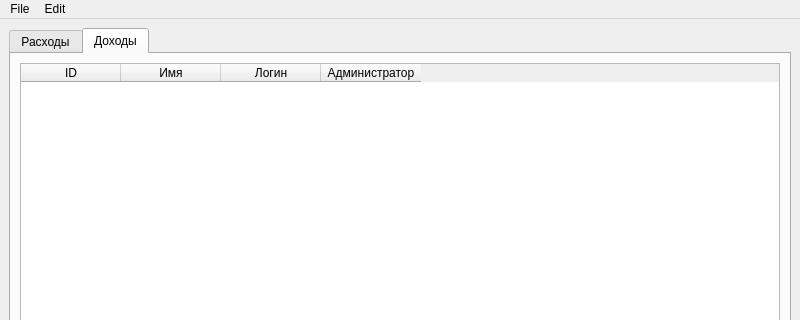
Before: the Qt Designer form ui/mainForm.ui in sector84/lyceum.yandex-homework1_2, drawn with Qt 5; both pictures show x 0 to 800 and y 0 to 320 of the 800 by 600 pixel window.
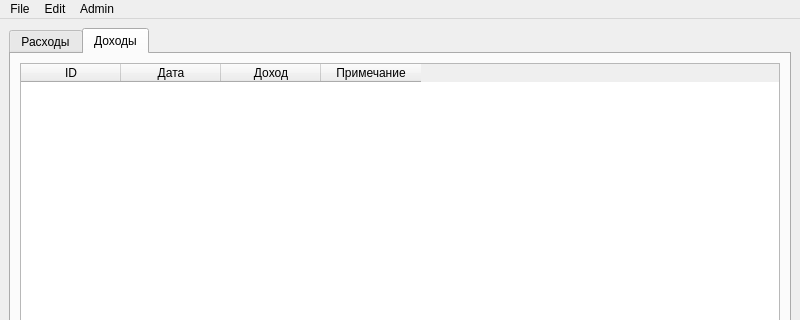
After: the same form once the commit is applied.

The edit to the form file:
```diff
--- a/ui/mainForm.ui
+++ b/ui/mainForm.ui
@@ -98,17 +98,17 @@
           </column>
           <column>
            <property name="text">
-            <string>Имя</string>
+            <string>Дата</string>
            </property>
           </column>
           <column>
            <property name="text">
-            <string>Логин</string>
+            <string>Доход</string>
            </property>
           </column>
           <column>
            <property name="text">
-            <string>Администратор</string>
+            <string>Примечание</string>
            </property>
           </column>
          </widget>
@@ -180,8 +180,18 @@
     <addaction name="actionEdit_item"/>
     <addaction name="actionRemove_item"/>
    </widget>
+   <widget class="QMenu" name="menuAdmin">
+    <property name="enabled">
+     <bool>true</bool>
+    </property>
+    <property name="title">
+     <string>Admin</string>
+    </property>
+    <addaction name="actionAdminUsers"/>
+   </widget>
    <addaction name="menuFile"/>
    <addaction name="menuEdit"/>
+   <addaction name="menuAdmin"/>
   </widget>
   <widget class="QStatusBar" name="statusbar"/>
   <action name="actionExit">
```
Left out of the diff: 24 changed lines with no effect on the pictures.
